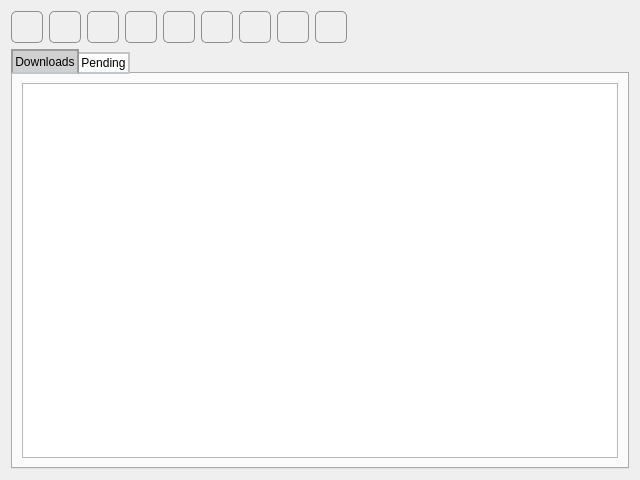
Old version of the form resources/ui_ydl.ui in the repository dita-dev-team/youtube-dl-gui.
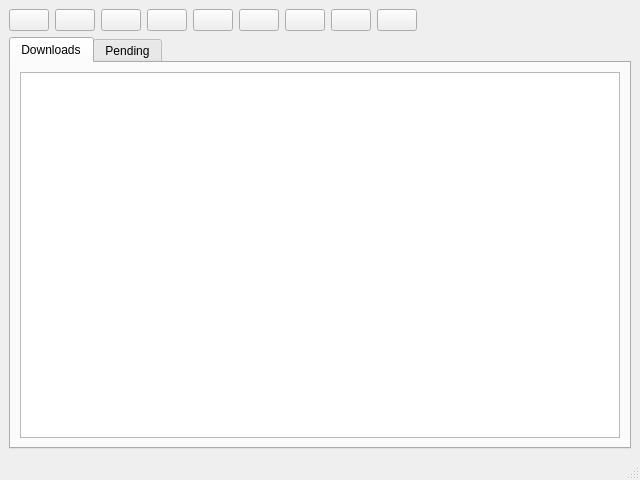
New version of the form. Icons and pictures are not drawn.

Commit message: Restructured the url dialog

```diff
--- a/resources/ui_ydl.ui
+++ b/resources/ui_ydl.ui
@@ -1,7 +1,7 @@
 <?xml version="1.0" encoding="UTF-8"?>
 <ui version="4.0">
- <class>Dialog</class>
- <widget class="QDialog" name="Dialog">
+ <class>MainWindow</class>
+ <widget class="QMainWindow" name="MainWindow">
   <property name="geometry">
    <rect>
     <x>0</x>
@@ -65,10 +65,24 @@
 }
 QTabBar::tab:only-one {
     margin: 0; /* if there is only one tab, we don't want overlapping margins */
-}</string>
+}
+QProgressBar {
+	border: 2px solid grey;
+    border-radius: 10px;
+    margin: 5px 5px;
+    padding: 0 0;
+ }
+QProgressBar::chunk {
+    background-color: grey;
+    width: 25px;
+    radius: 5px;
+}
+QStatusBar::item { 
+	border: 0px solid black };</string>
   </property>
-  <layout class="QGridLayout" name="gridLayout_3">
-   <item row="0" column="0">
+  <widget class="QWidget" name="centralwidget">
+   <layout class="QVBoxLayout" name="verticalLayout">
+    <item>
     <layout class="QHBoxLayout" name="horizontalLayout">
      <item>
       <widget class="QPushButton" name="addBtn">
@@ -217,8 +231,11 @@
      </item>
     </layout>
    </item>
-   <item row="1" column="0">
+    <item>
     <widget class="QTabWidget" name="tabWidget">
+      <property name="tabPosition">
+       <enum>QTabWidget::North</enum>
+      </property>
      <property name="currentIndex">
       <number>0</number>
      </property>
@@ -245,6 +262,8 @@
     </widget>
    </item>
   </layout>
+  </widget>
+  <widget class="QStatusBar" name="statusbar"/>
  </widget>
  <resources>
   <include location="ydl_qui.qrc"/>
```
Left out of the diff: 4 changed lines with no effect on the pictures. Lines whose indentation alone changed are shown as unchanged. The commit also changes 12 other files.
